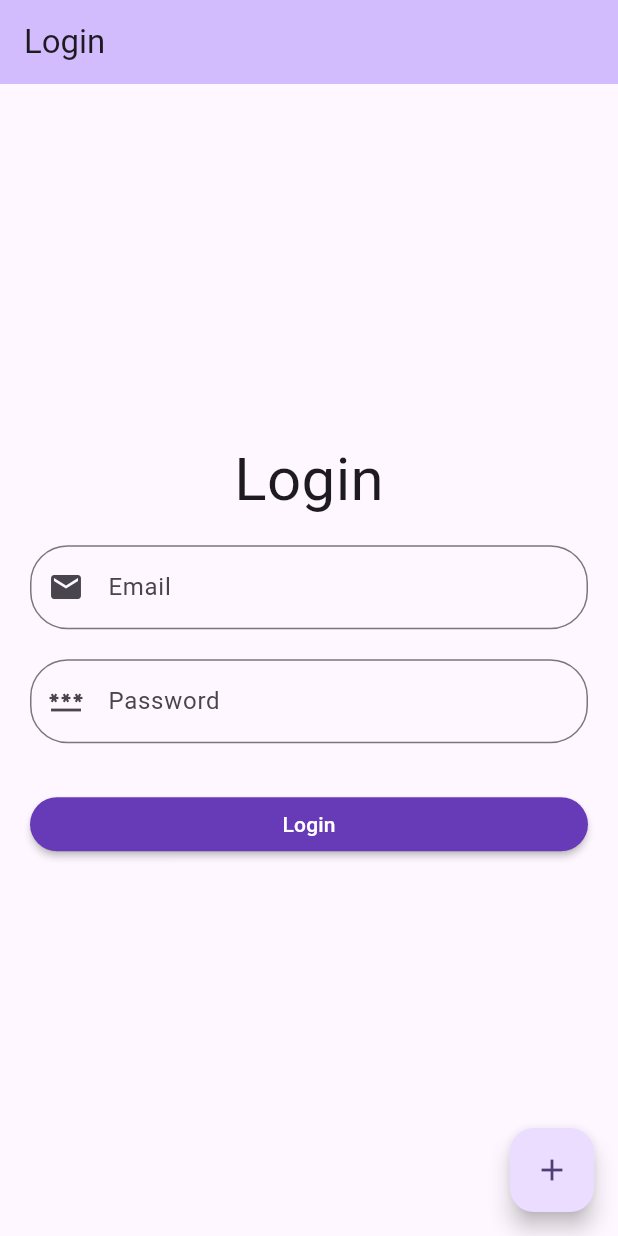
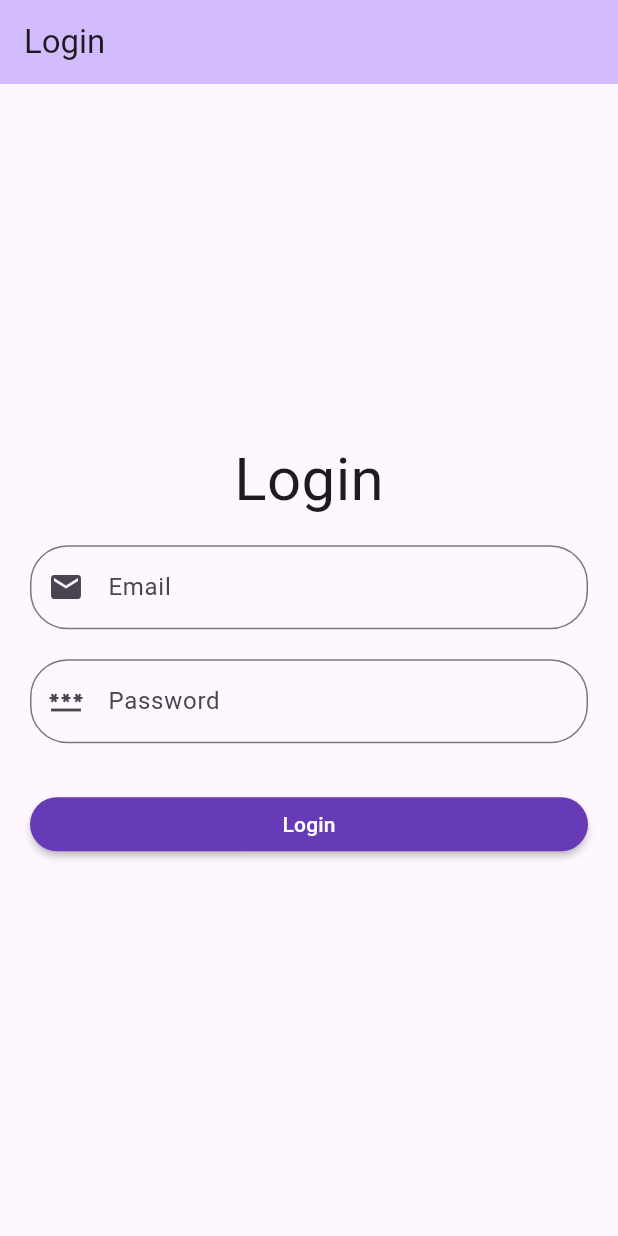
Before and after one commit to yerih/test-flutter, a Flutter app: the screen it shows after launch, on a phone screen of 412 x 824 dp. Run offline on Flutter 3.47's test engine with Material 3 defaults, Android fonts, the phone set to English and light mode, and no system bars; our stand-ins replace firebase_auth, firebase_core; accounts and stored records are empty.

```diff
--- a/lib/data/auth_service.dart
+++ b/lib/data/auth_service.dart
@@ -43,7 +43,7 @@ class AuthService{
     required String newPass,
     required String email,
   }) async {
-    AuthCredential credential = EmailAuthProvider.credential(email: email, password: password);
+    AuthCredential credential = EmailAuthProvider.credential(email: email, password: currentPass);
     await currentUser!.reauthenticateWithCredential(credential);
     await currentUser!.updatePassword(newPass);
   }
--- a/lib/presentation/screens/login.dart
+++ b/lib/presentation/screens/login.dart
@@ -6,15 +6,6 @@ import 'package:flutter/material.dart';
 
 class LoginScreen extends StatefulWidget {
   const LoginScreen({super.key, required this.title});
-
-  // This widget is the home page of your application. It is stateful, meaning
-  // that it has a State object (defined below) that contains fields that affect
-  // how it looks.
-
-  // This class is the configuration for the state. It holds the values (in this
-  // case the title) provided by the parent (in this case the App widget) and
-  // used by the build method of the State. Fields in a Widget subclass are
-  // always marked "final".
 
   final String title;
 
@@ -25,54 +16,16 @@ class LoginScreen extends StatefulWidget {
 
 
 class _LoginScreenState extends State<LoginScreen> {
-  int _counter = 0;
-
-  void _incrementCounter() {
-    setState(() {
-      // This call to setState tells the Flutter framework that something has
-      // changed in this State, which causes it to rerun the build method below
-      // so that the display can reflect the updated values. If we changed
-      // _counter without calling setState(), then the build method would not be
-      // called again, and so nothing would appear to happen.
-      _counter++;
-    });
-  }
 
   @override
   Widget build(BuildContext context) {
-    // This method is rerun every time setState is called, for instance as done
-    // by the _incrementCounter method above.
-    //
-    // The Flutter framework has been optimized to make rerunning build methods
-    // fast, so that you can just rebuild anything that needs updating rather
-    // than having to individually change instances of widgets.
     return Scaffold(
       appBar: AppBar(
-        // TRY THIS: Try changing the color here to a specific color (to
-        // Colors.amber, perhaps?) and trigger a hot reload to see the AppBar
-        // change color while the other colors stay the same.
         backgroundColor: Theme.of(context).colorScheme.inversePrimary,
-        // Here we take the value from the MyHomePage object that was created by
-        // the App.build method, and use it to set our appbar title.
         title: Text(widget.title),
       ),
       body:  Center(
-        // Center is a layout widget. It takes a single child and positions it
-        // in the middle of the parent.
         child: Column(
-          // Column is also a layout widget. It takes a list of children and
-          // arranges them vertically. By default, it sizes itself to fit its
-          // children horizontally, and tries to be as tall as its parent.
-          //
-          // Column has various properties to control how it sizes itself and
-          // how it positions its children. Here we use mainAxisAlignment to
-          // center the children vertically; the main axis here is the vertical
-          // axis because Columns are vertical (the cross axis would be
-          // horizontal).
-          //
-          // TRY THIS: Invoke "debug painting" (choose the "Toggle Debug Paint"
-          // action in the IDE, or press "p" in the console), to see the
-          // wireframe for each widget.
           mainAxisAlignment: MainAxisAlignment.center,
           crossAxisAlignment: CrossAxisAlignment.center,
           children: <Widget>[
@@ -87,6 +40,7 @@ class _LoginScreenState extends State<LoginScreen> {
                     ),
                     TextFormField(
                       keyboardType: TextInputType.emailAddress,
+                      textInputAction: TextInputAction.next,
                       decoration: InputDecoration(
                         labelText: 'Email',
                         hintText: 'Enter email',
@@ -100,6 +54,7 @@ class _LoginScreenState extends State<LoginScreen> {
 
                     TextFormField(
                       keyboardType: TextInputType.emailAddress,
+                      textInputAction: TextInputAction.next,
                       decoration: InputDecoration(
                           labelText: 'Password',
                           hintText: 'Enter password',
@@ -128,11 +83,6 @@ class _LoginScreenState extends State<LoginScreen> {
           ],
         ),
       ),
-      floatingActionButton: FloatingActionButton(
-        onPressed: _incrementCounter,
-        tooltip: 'Increment',
-        child: const Icon(Icons.add),
-      ), // This trailing comma makes auto-formatting nicer for build methods.
     );
   }
 }
```
Also changed, not shown: 1 other file.
